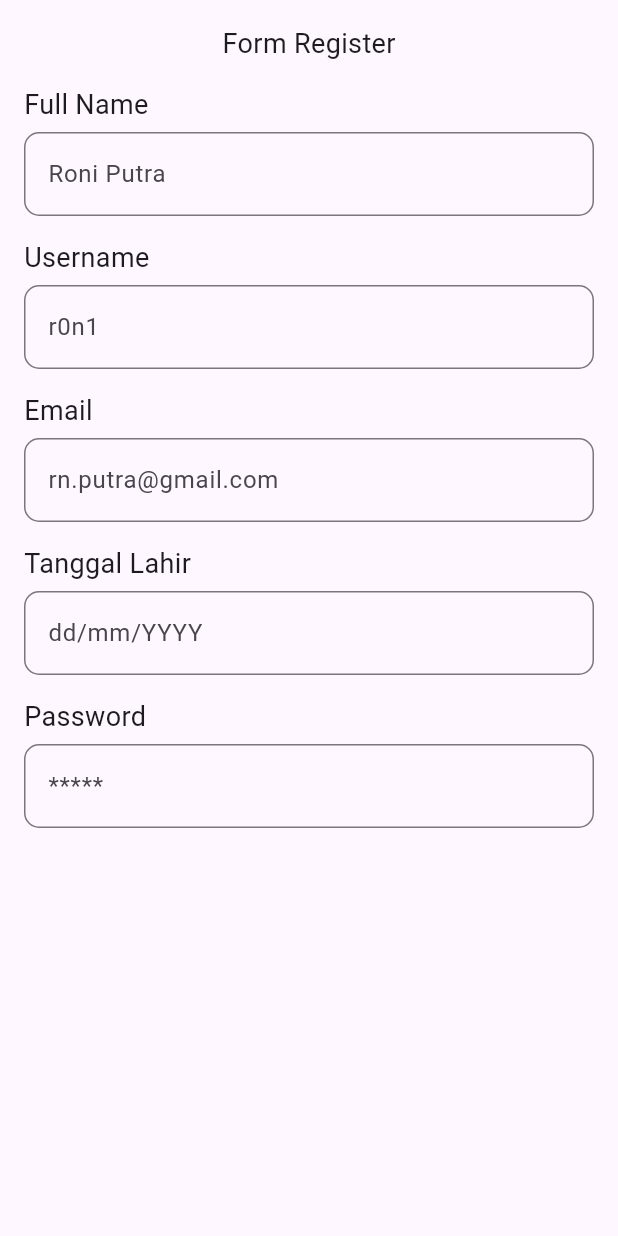
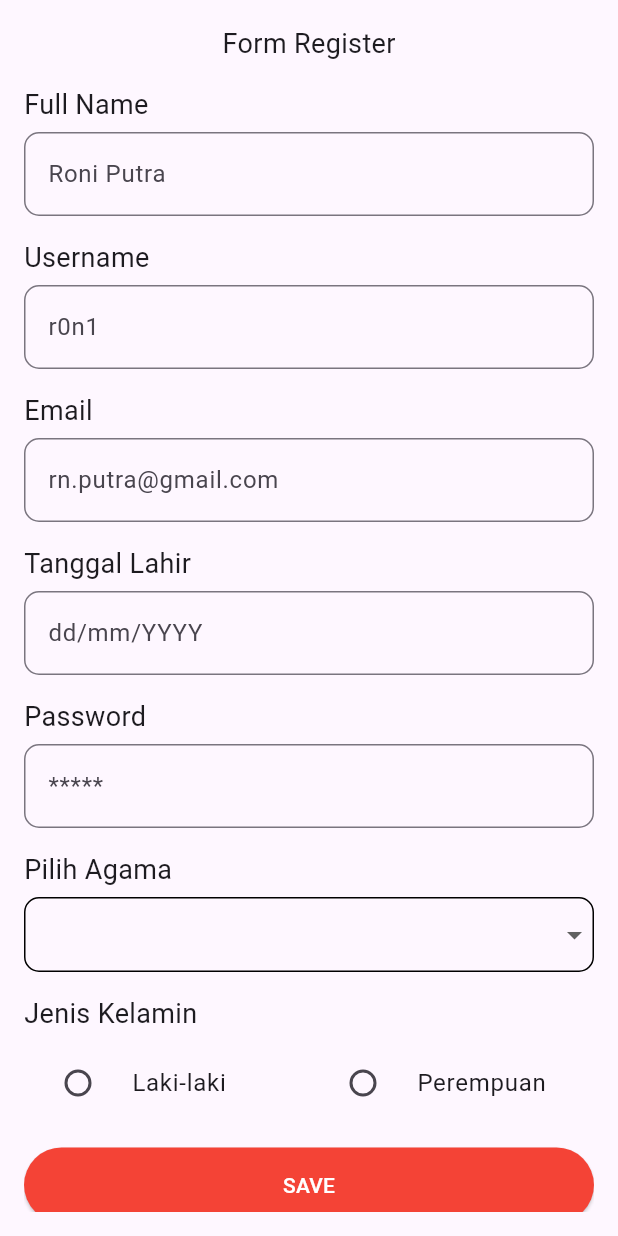
Before and after one commit to rizkipm/mi2b_flutter_mobile, a Flutter app: the PageRegister screen opened directly, on a phone screen of 412 x 824 dp. Run offline on Flutter 3.47's test engine with Material 3 defaults, Android fonts, the phone set to English and light mode, and no system bars; our stand-ins replace cached_network_image.

Commit message:
Update code

```diff
--- a/lib/Screen/nav_bar/page_register.dart
+++ b/lib/Screen/nav_bar/page_register.dart
@@ -14,6 +14,8 @@ class _PageRegisterState extends State<PageRegister> {
   TextEditingController email = TextEditingController();
   TextEditingController tglLahir = TextEditingController();
   TextEditingController password = TextEditingController();
+  String? valAgama, valJK;
+  final _formKey = GlobalKey<FormState>();
 
   Future selectDate() async {
     DateTime? pickDate = await showDatePicker(
@@ -31,6 +33,7 @@ class _PageRegisterState extends State<PageRegister> {
   Widget build(BuildContext context) {
     return Scaffold(
       body: Form(
+        key: _formKey,
         child: Padding(
           padding: EdgeInsets.all(16),
           child: SingleChildScrollView(
@@ -67,7 +70,7 @@ class _PageRegisterState extends State<PageRegister> {
                   controller: tglLahir,
                   hintText: "dd/mm/YYYY",
                   textInputType: TextInputType.datetime,
-                  onTap: (){
+                  onTap: () {
                     selectDate();
                   },
                 ),
@@ -78,6 +81,87 @@ class _PageRegisterState extends State<PageRegister> {
                   hintText: "*****",
                   textInputType: TextInputType.text,
                   obscureText: true,
+                ),
+                SizedBox(height: 15),
+                Text("Pilih Agama", style: TextStyle(fontSize: 18)),
+                SizedBox(height: 5),
+                Container(
+                  decoration: BoxDecoration(
+                    border: Border.all(width: 1, color: Colors.black),
+                    borderRadius: BorderRadius.circular(10),
+                  ),
+                  child: DropdownButton(
+                    value: valAgama,
+                    underline: Container(),
+                    isExpanded: true,
+                    items:
+                        [
+                          "Islam",
+                          "Kristen Protestan",
+                          "Kristen Katolik",
+                          "Hindu",
+                          "Budha",
+                          "Konghucu",
+                        ].map((e) {
+                          return DropdownMenuItem(
+                            value: e,
+                            child: Padding(
+                              padding: EdgeInsets.all(8),
+                              child: Text(e),
+                            ),
+                          );
+                        }).toList(),
+                    onChanged: (val) {
+                      setState(() {
+                        valAgama = val;
+                      });
+                    },
+                  ),
+                ),
+                SizedBox(height: 15),
+                Text("Jenis Kelamin", style: TextStyle(fontSize: 18)),
+                SizedBox(height: 5),
+                Row(
+                  children: [
+                    Flexible(
+                      child: RadioListTile(
+                        value: "Laki-laki",
+                        groupValue: valJK,
+                        onChanged: (val) {
+                          setState(() {
+                            valJK = val;
+                          });
+                        },
+                        title: Text('Laki-laki'),
+                      ),
+                    ),
+                    Flexible(
+                      child: RadioListTile(
+                        value: "Perempuan",
+                        groupValue: valJK,
+                        onChanged: (val) {
+                          setState(() {
+                            valJK = val;
+                          });
+                        },
+                        title: Text('Perempuan'),
+                      ),
+                    ),
+                  ],
+                ),
+                SizedBox(height: 15),
+                CostumeButton(
+                  bgColor: Colors.red,
+                  labelButton: "SAVE",
+                  onPressed: () {
+                    setState(() {
+                      //Cek Validasi Input
+                      if(_formKey.currentState!.validate()){
+
+                      }
+                    });
+                  },
+                  labelColor: Colors.white,
                 ),
               ],
             ),
@@ -134,3 +218,61 @@ class CostumeInput extends StatelessWidget {
     );
   }
 }
+
+class CostumeRadio extends StatelessWidget {
+  final String value;
+  final String groupValue;
+  final ValueChanged<String> onChange;
+
+  const CostumeRadio({
+    super.key,
+    required this.value,
+    required this.groupValue,
+    required this.onChange,
+  });
+
+  @override
+  Widget build(BuildContext context) {
+    return Flexible(
+      child: RadioListTile(
+        value: value,
+        groupValue: groupValue,
+        onChanged: (val) {
+          if (val != null) {
+            onChange(val); // Pass the selected value
+          }
+        },
+        title: Text(value),
+      ),
+    );
+  }
+}
+
+class CostumeButton extends StatelessWidget {
+  final Color bgColor;
+  final String labelButton;
+  final VoidCallback onPressed;
+  final Color labelColor;
+
+  const CostumeButton({
+    super.key,
+    required this.bgColor,
+    required this.labelButton,
+    required this.onPressed,
+    required this.labelColor,
+  });
+
+  @override
+  Widget build(BuildContext context) {
+    return ElevatedButton(
+      style: ElevatedButton.styleFrom(
+        minimumSize: Size(double.infinity, 50),
+        backgroundColor: bgColor,
+      ),
+      onPressed: () {
+        onPressed.call();
+      },
+      child: Text(labelButton, style: TextStyle(color: labelColor)),
+    );
+  }
+}
```
